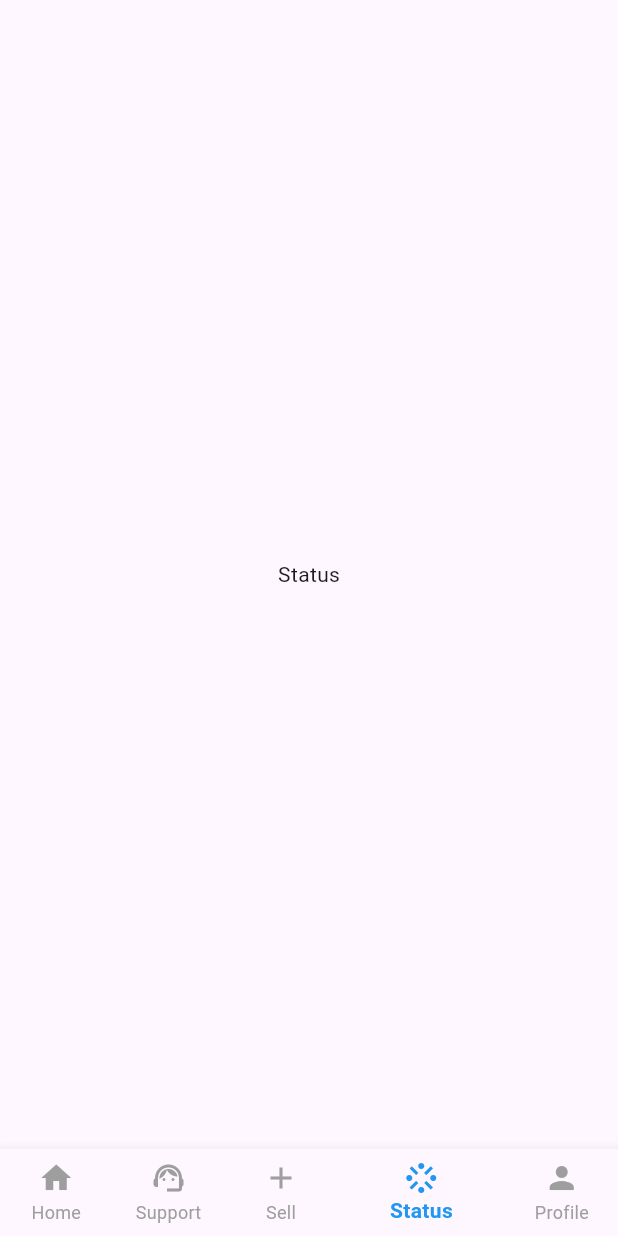
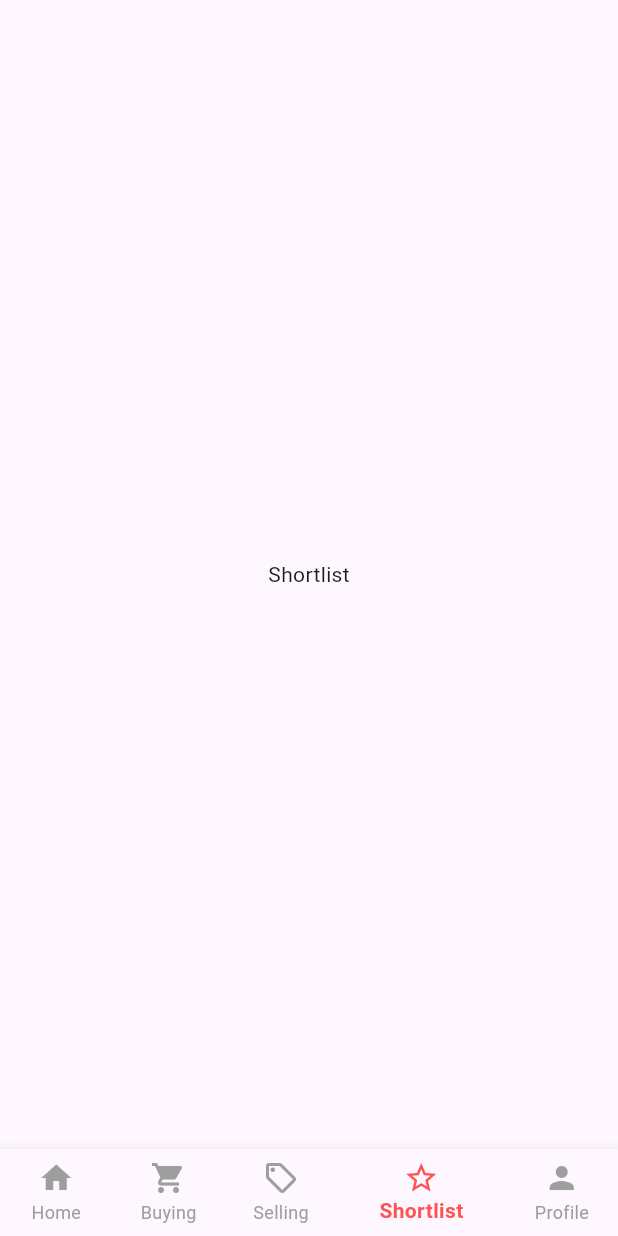
Before and after one commit to Greencreon-LLP-2/Lelam-online-V2, a Flutter app: the screen it shows after launch, item 4 of the bottom bar chosen, on a phone screen of 412 x 824 dp. Run offline on Flutter 3.47's test engine with Material 3 defaults, Android fonts, the phone set to English and light mode, and no system bars.

Commit message:
applied logic of status in bottom nav bar

```diff
--- a/lib/feature/home/view/pages/main_scaffold.dart
+++ b/lib/feature/home/view/pages/main_scaffold.dart
@@ -4,6 +4,7 @@ import 'package:flutter/material.dart';
 import 'package:lelamonline_flutter/core/theme/app_theme.dart';
 import 'package:lelamonline_flutter/feature/home/view/pages/home_page.dart';
 import 'package:lelamonline_flutter/feature/sell/view/pages/sell_page.dart';
+import 'package:lelamonline_flutter/feature/status/view/pages/status_page.dart';
 
 class MainScaffold extends StatefulWidget {
   const MainScaffold({super.key});
@@ -14,12 +15,12 @@ class MainScaffold extends StatefulWidget {
 
 class _MainScaffoldState extends State<MainScaffold> {
   int currentIndex = 0;
-
-  final List<Widget> _pages = [
+  bool isStatus = false;
+  List<Widget> get _pages => [
     HomePage(),
-    Center(child: Text('Support')),
-    SellPage(),
-    Center(child: Text('Status')),
+    isStatus ? Center(child: Text('Buying')) : Center(child: Text('Support')),
+    isStatus ? Center(child: Text('Selling')) : SellPage(),
+    isStatus ? Center(child: Text('Shortlist')) : StatusPage(),
     Center(child: Text('Profile')),
   ];
   @override
@@ -33,8 +34,19 @@ class _MainScaffoldState extends State<MainScaffold> {
           setState(() {
             currentIndex = index;
           });
+          if (index == 0) {
+            setState(() {
+              isStatus = false;
+            });
+          }
+          if (index == 3) {
+            setState(() {
+              // currentIndex = isStatus ? 1 : 3;
+              isStatus = true;
+            });
+          }
         },
-        selectedItemColor: AppTheme.primaryColor,
+        selectedItemColor: isStatus ? Colors.redAccent : AppTheme.primaryColor,
         unselectedItemColor: Colors.grey,
         showUnselectedLabels: true,
         showSelectedLabels: true,
@@ -47,12 +59,27 @@ class _MainScaffoldState extends State<MainScaffold> {
         unselectedFontSize: 12,
         items: [
           BottomNavigationBarItem(icon: Icon(Icons.home), label: 'Home'),
-          BottomNavigationBarItem(
+          isStatus
+              ? BottomNavigationBarItem(
+                icon: Icon(Icons.shopping_cart),
+                label: 'Buying',
+              )
+              : BottomNavigationBarItem(
                 icon: Icon(Icons.support_agent),
                 label: 'Support',
               ),
-          BottomNavigationBarItem(icon: Icon(Icons.add), label: 'Sell'),
-          BottomNavigationBarItem(
+          isStatus
+              ? BottomNavigationBarItem(
+                icon: Icon(Icons.sell_outlined),
+                label: 'Selling',
+              )
+              : BottomNavigationBarItem(icon: Icon(Icons.add), label: 'Sell'),
+          isStatus
+              ? BottomNavigationBarItem(
+                icon: Icon(Icons.star_border_outlined),
+                label: 'Shortlist',
+              )
+              : BottomNavigationBarItem(
                 icon: Icon(Icons.stream_sharp),
                 label: 'Status',
               ),
--- a/lib/feature/home/view/widgets/search_button_widget.dart
+++ b/lib/feature/home/view/widgets/search_button_widget.dart
@@ -9,10 +9,10 @@ class SearchButtonWidget extends StatelessWidget {
       decoration: BoxDecoration(
         color: Colors.white,
         borderRadius: BorderRadius.circular(15),
-        border: Border.all(color: Colors.grey.shade200, width: 1),
+        // border: Border.all(color: Colors.grey.shade200, width: 1),
         boxShadow: [
           BoxShadow(
-            color: Colors.grey.shade200,
+            color: Colors.grey.shade300,
             blurRadius: 10,
             offset: Offset(0, 10),
           ),
```
Also changed, not shown: lib/feature/status/view/pages/status_page.dart (added, +21 -0 lines). Lines whose indentation alone changed are shown as unchanged.
